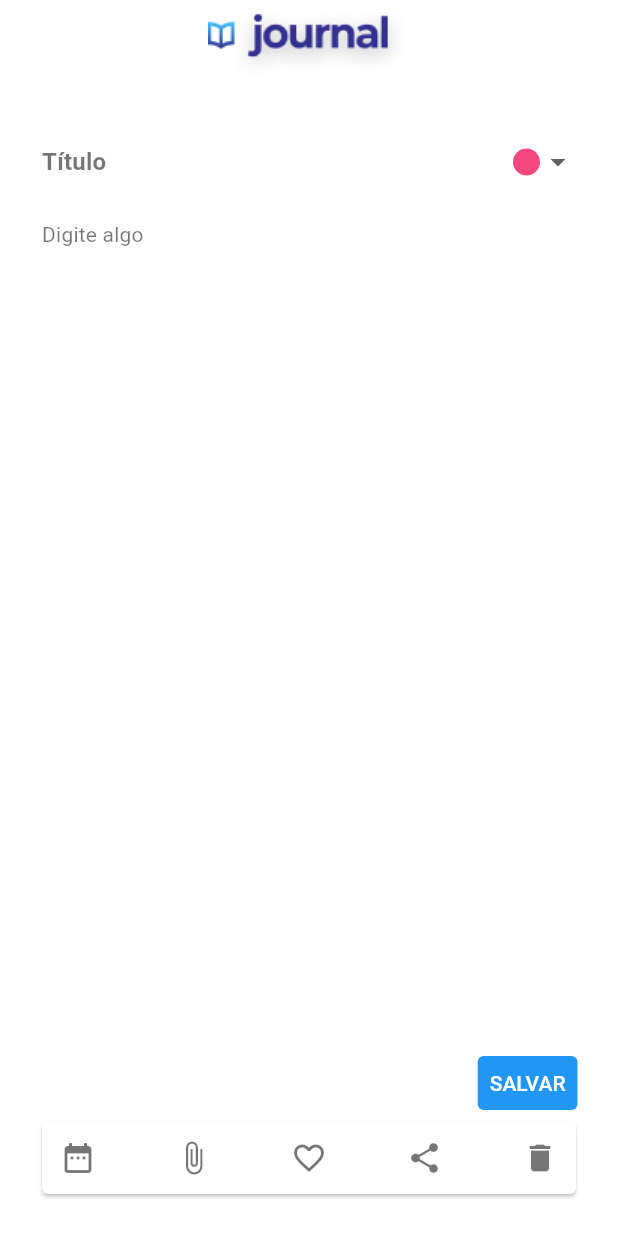
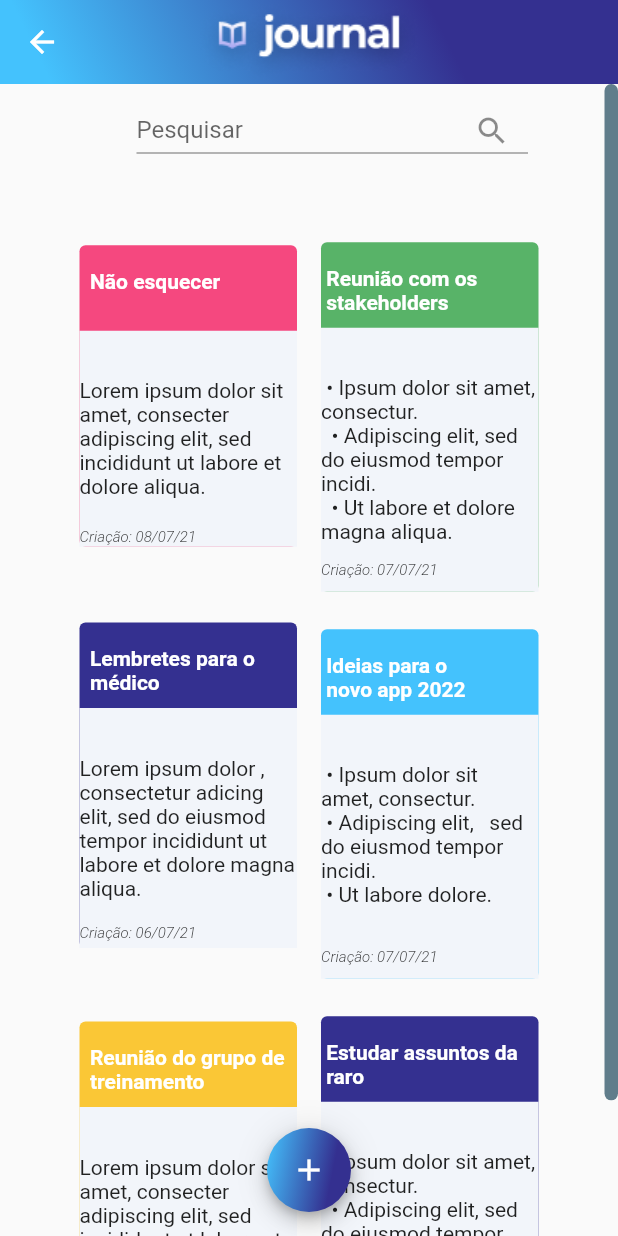
Before and after one commit to Sapa1/bloco_de_notas, a Flutter app: the NewNotePage screen opened directly, after a tap on "SALVAR", on a phone screen of 412 x 824 dp. Run offline on Flutter 3.47's test engine with Material 2 defaults, Android fonts, the phone set to English and light mode, and no system bars; missing offline and left inert: animated_card; project files that could hold a hidden picture were left out.

Commit message:
tela final com anotações

```diff
--- a/lib/main.dart
+++ b/lib/main.dart
@@ -1,5 +1,5 @@
 import 'package:bloco_de_notas/src/features/splash/splash_page.dart';
-import 'package:bloco_de_notas/src/shared/constants/app_colors.dart';
+
 import 'package:flutter/material.dart';
 
 void main() {
--- a/lib/src/features/new_note/new_note.dart
+++ b/lib/src/features/new_note/new_note.dart
@@ -1,5 +1,7 @@
+import 'package:bloco_de_notas/src/features/saved_notes/saved_notes.dart';
+import 'package:bloco_de_notas/src/shared/components/component_container.dart';
 import 'package:bloco_de_notas/src/shared/constants/app_colors.dart';
-import 'package:bloco_de_notas/src/shared/constants/text_styles.dart';
+
 import 'package:flutter/material.dart';
 
 class NewNotePage extends StatefulWidget {
@@ -10,7 +12,6 @@ class NewNotePage extends StatefulWidget {
 }
 
 class _NewNotePageState extends State<NewNotePage> {
-  var save;
   late DropDownItemData _value;
   final List<DropDownItemData> list = [
     DropDownItemData(
@@ -220,11 +221,25 @@ class _NewNotePageState extends State<NewNotePage> {
           Align(
             alignment: Alignment.bottomRight,
             child: Padding(
-              padding: const EdgeInsets.only(bottom: 78.0, right: 27),
+              padding: const EdgeInsets.only(
+                bottom: 85.0,
+                right: 27,
+              ),
+              child: Container(
+                width: 73,
+                height: 32,
+                decoration: BoxDecoration(
+                  gradient: AppColors.blueGradient,
+                  borderRadius: BorderRadius.circular(4),
+                ),
                 child: TextButton(
-                style: ButtonStyle(
-                    backgroundColor: MaterialStateProperty.all(Colors.blue)),
-                onPressed: () {},
+                  onPressed: () {
+                    Navigator.of(context).push(
+                      MaterialPageRoute(
+                        builder: (BuildContext context) => SavedNotes(),
+                      ),
+                    );
+                  },
                   child: Text(
                     'SALVAR',
                     style: TextStyle(
@@ -232,6 +247,7 @@ class _NewNotePageState extends State<NewNotePage> {
                       fontFamily: 'Roboto',
                       fontWeight: FontWeight.w500,
                       fontSize: 14,
+                    ),
                   ),
                 ),
               ),
--- /dev/null
+++ b/lib/src/features/saved_notes/saved_notes.dart
@@ -0,0 +1,461 @@
+import 'package:bloco_de_notas/src/features/new_note/new_note.dart';
+
+import 'package:flutter/material.dart';
+import 'package:bloco_de_notas/src/shared/constants/app_colors.dart';
+import 'package:flutter/services.dart';
+
+class SavedNotes extends StatefulWidget {
+  const SavedNotes({Key? key}) : super(key: key);
+
+  @override
+  _SavedNotesState createState() => _SavedNotesState();
+}
+
+class _SavedNotesState extends State<SavedNotes> {
+  @override
+  Widget build(BuildContext context) {
+    return Scaffold(
+      appBar: AppBar(
+        systemOverlayStyle:
+            SystemUiOverlayStyle(statusBarColor: Colors.transparent),
+        title: Image.asset(
+          'assets/images/app_bar_logo_white.png',
+        ),
+        flexibleSpace: Container(
+          decoration: BoxDecoration(
+            gradient: AppColors.blueGradient,
+          ),
+        ),
+        centerTitle: true,
+        elevation: 0,
+      ),
+      body: RawScrollbar(
+        isAlwaysShown: true,
+        thumbColor: Colors.blueGrey,
+        radius: Radius.circular(20),
+        thickness: 9,
+        child: SingleChildScrollView(
+          child: Column(
+            children: [
+              Padding(
+                padding: const EdgeInsets.only(
+                  right: 49,
+                  left: 80,
+                  top: 16,
+                  bottom: 15,
+                ),
+                child: Container(
+                  height: 30.5,
+                  width: 261,
+                  child: TextField(
+                    decoration: InputDecoration(
+                      suffixIcon: Icon(Icons.search),
+                      labelText: 'Pesquisar',
+                    ),
+                  ),
+                ),
+              ),
+              Padding(
+                padding: EdgeInsets.symmetric(horizontal: 30, vertical: 16),
+                child: Column(
+                  children: [
+                    Row(
+                      mainAxisAlignment: MainAxisAlignment.center,
+                      children: [
+                        Stack(
+                          children: [
+                            Container(
+                              width: 145,
+                              decoration: BoxDecoration(
+                                color: AppColors.rosa,
+                                borderRadius: BorderRadius.circular(4),
+                              ),
+                              child: Stack(
+                                children: [
+                                  Text(
+                                    '\n  Não esquecer',
+                                    style: TextStyle(
+                                      color: Colors.white,
+                                      fontWeight: FontWeight.w700,
+                                    ),
+                                  ),
+                                  Container(
+                                    margin: EdgeInsets.only(top: 57),
+                                    child: Stack(
+                                      children: [
+                                        Container(
+                                          child: Text(
+                                            '\n \nLorem ipsum dolor sit amet, consecter adipiscing elit, sed  incididunt ut labore et dolore aliqua.\n \n',
+                                            style: TextStyle(
+                                              fontFamily: 'Roboto',
+                                              fontWeight: FontWeight.w400,
+                                              fontSize: 14,
+                                            ),
+                                          ),
+                                        ),
+                                        Container(
+                                          margin: EdgeInsets.only(top: 120),
+                                          child: Text(
+                                            '\nCriação: 08/07/21',
+                                            style: TextStyle(
+                                              fontFamily: 'Roboto',
+                                              fontWeight: FontWeight.w300,
+                                              fontStyle: FontStyle.italic,
+                                              fontSize: 10,
+                                            ),
+                                          ),
+                                        ),
+                                      ],
+                                    ),
+                                    decoration: BoxDecoration(
+                                      color: Color.fromRGBO(242, 245, 250, 1),
+                                    ),
+                                  ),
+                                ],
+                              ),
+                            ),
+                          ],
+                        ),
+                        Stack(
+                          children: [
+                            Container(
+                              margin: EdgeInsets.only(left: 16, top: 28),
+                              width: 145,
+                              decoration: BoxDecoration(
+                                color: AppColors.verde,
+                                borderRadius: BorderRadius.circular(4),
+                              ),
+                              child: Stack(
+                                children: [
+                                  Text(
+                                    '\n Reunião com os \n stakeholders',
+                                    style: TextStyle(
+                                      color: Colors.white,
+                                      fontWeight: FontWeight.w700,
+                                    ),
+                                  ),
+                                  Container(
+                                    margin: EdgeInsets.only(
+                                      top: 57,
+                                    ),
+                                    child: Stack(
+                                      children: [
+                                        Container(
+                                          child: Text(
+                                            '\n \n • Ipsum dolor sit amet, consectur. \n  • Adipiscing elit, sed do eiusmod tempor incidi. \n  • Ut labore et dolore magna aliqua.\n \n',
+                                            style: TextStyle(
+                                              fontFamily: 'Roboto',
+                                              fontWeight: FontWeight.w400,
+                                              fontSize: 14,
+                                            ),
+                                          ),
+                                        ),
+                                        Container(
+                                          margin: EdgeInsets.only(top: 120),
+                                          child: Text(
+                                            '\n\n\nCriação: 07/07/21',
+                                            style: TextStyle(
+                                              fontFamily: 'Roboto',
+                                              fontWeight: FontWeight.w300,
+                                              fontStyle: FontStyle.italic,
+                                              fontSize: 10,
+                                            ),
+                                          ),
+                                        ),
+                                      ],
+                                    ),
+                                    decoration: BoxDecoration(
+                                      color: Color.fromRGBO(242, 245, 250, 1),
+                                    ),
+                                  ),
+                                ],
+                              ),
+                            ),
+                          ],
+                        ),
+                      ],
+                    ),
+                    Row(
+                      mainAxisAlignment: MainAxisAlignment.center,
+                      children: [
+                        Stack(
+                          children: [
+                            Container(
+                              width: 145,
+                              decoration: BoxDecoration(
+                                color: AppColors.roxo,
+                                borderRadius: BorderRadius.circular(4),
+                              ),
+                              child: Stack(
+                                children: [
+                                  Text(
+                                    '\n  Lembretes para o \n  médico',
+                                    style: TextStyle(
+                                      color: Colors.white,
+                                      fontWeight: FontWeight.w700,
+                                    ),
+                                  ),
+                                  Container(
+                                    margin: EdgeInsets.only(top: 57),
+                                    child: Stack(
+                                      children: [
+                                        Container(
+                                          child: Text(
+                                            '\n \nLorem ipsum dolor , consectetur adicing elit, sed do eiusmod tempor incididunt ut labore et dolore magna aliqua.\n \n',
+                                            style: TextStyle(
+                                              fontFamily: 'Roboto',
+                                              fontWeight: FontWeight.w400,
+                                              fontSize: 14,
+                                            ),
+                                          ),
+                                        ),
+                                        Container(
+                                          margin: EdgeInsets.only(top: 120),
+                                          child: Text(
+                                            '\n\nCriação: 06/07/21',
+                                            style: TextStyle(
+                                              fontFamily: 'Roboto',
+                                              fontWeight: FontWeight.w300,
+                                              fontStyle: FontStyle.italic,
+                                              fontSize: 10,
+                                            ),
+                                          ),
+                                        ),
+                                      ],
+                                    ),
+                                    decoration: BoxDecoration(
+                                      color: Color.fromRGBO(242, 245, 250, 1),
+                                    ),
+                                  ),
+                                ],
+                              ),
+                            ),
+                          ],
+                        ),
+                        Stack(
+                          children: [
+                            Container(
+                              margin: EdgeInsets.only(left: 16, top: 25),
+                              width: 145,
+                              decoration: BoxDecoration(
+                                color: AppColors.ciano,
+                                borderRadius: BorderRadius.circular(4),
+                              ),
+                              child: Stack(
+                                children: [
+                                  Text(
+                                    '\n Ideias para o \n novo app 2022',
+                                    style: TextStyle(
+                                      color: Colors.white,
+                                      fontWeight: FontWeight.w700,
+                                    ),
+                                  ),
+                                  Container(
+                                    margin: EdgeInsets.only(
+                                      top: 57,
+                                    ),
+                                    child: Stack(
+                                      children: [
+                                        Container(
+                                          child: Text(
+                                            '\n \n • Ipsum dolor sit    amet, consectur. \n • Adipiscing elit,   sed do eiusmod tempor incidi. \n • Ut labore dolore.\n \n\n',
+                                            style: TextStyle(
+                                              fontFamily: 'Roboto',
+                                              fontWeight: FontWeight.w400,
+                                              fontSize: 14,
+                                            ),
+                                          ),
+                                        ),
+                                        Container(
+                                          margin: EdgeInsets.only(top: 120),
+                                          child: Text(
+                                            '\n\n\nCriação: 07/07/21',
+                                            style: TextStyle(
+                                              fontFamily: 'Roboto',
+                                              fontWeight: FontWeight.w300,
+                                              fontStyle: FontStyle.italic,
+                                              fontSize: 10,
+                                            ),
+                                          ),
+                                        ),
+                                      ],
+                                    ),
+                                    decoration: BoxDecoration(
+                                      color: Color.fromRGBO(242, 245, 250, 1),
+                                    ),
+                                  ),
+                                ],
+                              ),
+                            ),
+                          ],
+                        ),
+                      ],
+                    ),
+                    Row(
+                      mainAxisAlignment: MainAxisAlignment.center,
+                      children: [
+                        Stack(
+                          children: [
+                            Container(
+                              width: 145,
+                              decoration: BoxDecoration(
+                                color: AppColors.amarelo,
+                                borderRadius: BorderRadius.circular(4),
+                              ),
+                              child: Stack(
+                                children: [
+                                  Text(
+                                    '\n  Reunião do grupo de \n  treinamento',
+                                    style: TextStyle(
+                                      color: Colors.white,
+                                      fontWeight: FontWeight.w700,
+                                    ),
+                                  ),
+                                  Container(
+                                    margin: EdgeInsets.only(top: 57),
+                                    child: Stack(
+                                      children: [
+                                        Container(
+                                          child: Text(
+                                            '\n \nLorem ipsum dolor sit amet, consecter adipiscing elit, sed  incididunt ut labore et dolore aliqua.\n \n',
+                                            style: TextStyle(
+                                              fontFamily: 'Roboto',
+                                              fontWeight: FontWeight.w400,
+                                              fontSize: 14,
+                                            ),
+                                          ),
+                                        ),
+                                        Container(
+                                          margin: EdgeInsets.only(top: 120),
+                                          child: Text(
+                                            'Criação: 08/07/21',
+                                            style: TextStyle(
+                                              fontFamily: 'Roboto',
+                                              fontWeight: FontWeight.w300,
+                                              fontStyle: FontStyle.italic,
+                                              fontSize: 10,
+                                            ),
+                                          ),
+                                        ),
+                                      ],
+                                    ),
+                                    decoration: BoxDecoration(
+                                      color: Color.fromRGBO(242, 245, 250, 1),
+                                    ),
+                                  ),
+                                ],
+                              ),
+                            ),
+                          ],
+                        ),
+                        Stack(
+                          children: [
+                            Container(
+                              margin: EdgeInsets.only(left: 16, top: 25),
+                              width: 145,
+                              decoration: BoxDecoration(
+                                color: AppColors.roxo,
+                                borderRadius: BorderRadius.circular(4),
+                              ),
+                              child: Stack(
+                                children: [
+                                  Text(
+                                    '\n Estudar assuntos da \n raro',
+                                    style: TextStyle(
+                                      color: Colors.white,
+                                      fontWeight: FontWeight.w700,
+                                    ),
+                                  ),
+                                  Container(
+                                    margin: EdgeInsets.only(
+                                      top: 57,
+                                    ),
+                                    child: Stack(
+                                      children: [
+                                        Container(
+                                          child: Text(
+                                            '\n \n • Ipsum dolor sit amet, consectur. \n  • Adipiscing elit, sed do eiusmod tempor incidi. \n  • Ut labore et dolore magna aliqua.\n \n',
+                                            style: TextStyle(
+                                              fontFamily: 'Roboto',
+                                              fontWeight: FontWeight.w400,
+                                              fontSize: 14,
+                                            ),
+                                          ),
+                                        ),
+                                        Container(
+                                          margin: EdgeInsets.only(top: 120),
+                                          child: Text(
+                                            '\n\n\nCriação: 07/07/21',
+                                            style: TextStyle(
+                                              fontFamily: 'Roboto',
+                                              fontWeight: FontWeight.w300,
+                                              fontStyle: FontStyle.italic,
+                                              fontSize: 10,
+                                            ),
+                                          ),
+                                        ),
+                                      ],
+                                    ),
+                                    decoration: BoxDecoration(
+                                      color: Color.fromRGBO(242, 245, 250, 1),
+                                    ),
+                                  ),
+                                ],
+                              ),
+                            ),
+                          ],
+                        ),
+                      ],
+                    ),
+                  ],
+                ),
+              ),
+            ],
+          ),
+        ),
+      ),
+      floatingActionButtonLocation: FloatingActionButtonLocation.centerFloat,
+      floatingActionButton: InkWell(
+        onTap: () {
+          Navigator.of(context).push(
+            MaterialPageRoute(
+              builder: (BuildContext context) => NewNotePage(),
+            ),
+          );
+        },
+        child: Container(
+          width: 56,
+          height: 56,
+          decoration: BoxDecoration(
+            gradient: AppColors.blueGradient,
+            shape: BoxShape.circle,
+            boxShadow: [
+              BoxShadow(
+                color: Colors.black.withOpacity(0.12),
+                offset: Offset(0.0, 1.0),
+                blurRadius: 18,
+              ),
+              BoxShadow(
+                color: Colors.black.withOpacity(0.14),
+                offset: Offset(0, 8),
+                blurRadius: 10,
+              ),
+              BoxShadow(
+                color: Colors.black.withOpacity(0.2),
+                offset: Offset(0, 3),
+                blurRadius: 5,
+                spreadRadius: -1,
+              ),
+            ],
+          ),
+          child: Center(
+            child: Icon(
+              Icons.add,
+              color: Colors.white,
+            ),
+          ),
+        ),
+      ),
+    );
+  }
+}
--- a/lib/src/shared/constants/app_colors.dart
+++ b/lib/src/shared/constants/app_colors.dart
@@ -1,5 +1,4 @@
 import 'dart:math';
-
 import 'package:flutter/widgets.dart';
 
 class AppColors {
```
Also changed, not shown: lib/src/shared/components/component_container.dart (added, +117 -0 lines), assets/images/app_bar_logo_white.png (added). Lines whose indentation alone changed are shown as unchanged.
